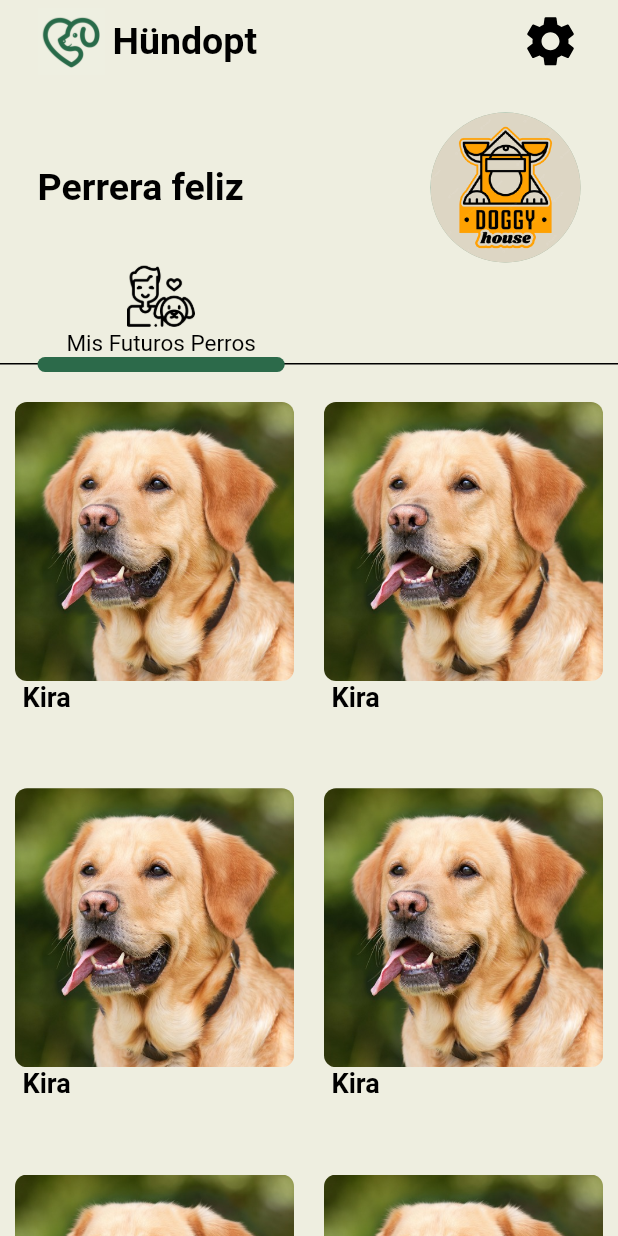
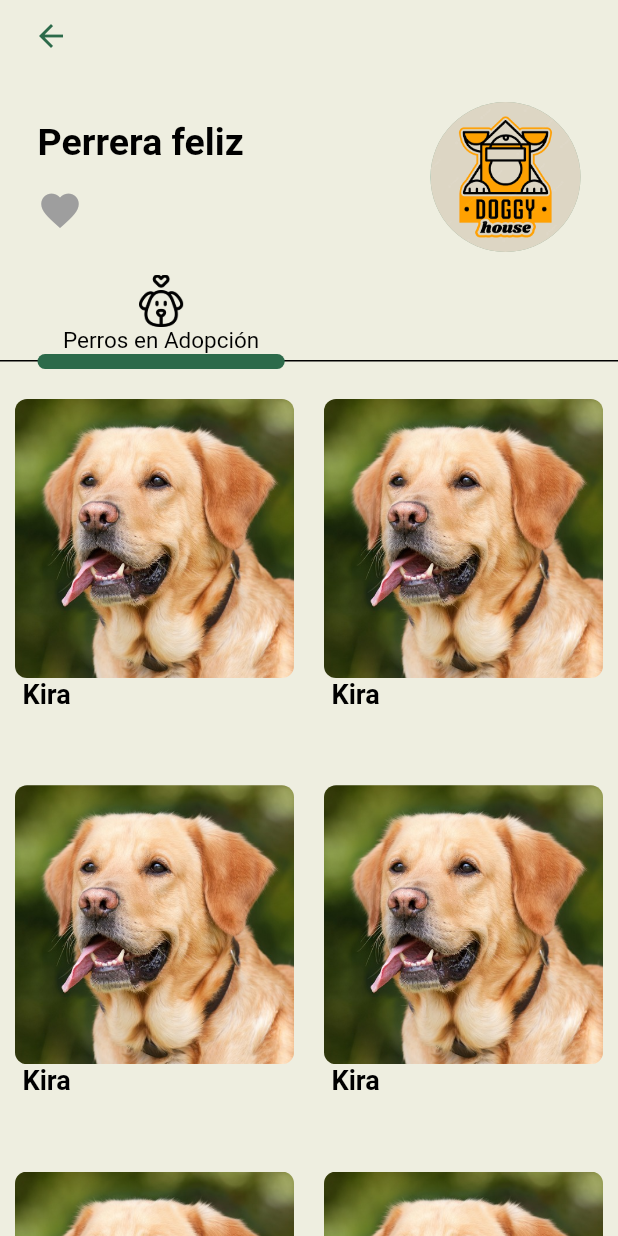
Before and after one commit to OscarCubeles/hundopt, a Flutter app: the ShelterProfileScreen screen opened by its route, on a phone screen of 412 x 824 dp. Run offline on Flutter 3.47's test engine with Material 2 defaults, Android fonts, the phone set to English and light mode, and no system bars; drawn by our look-alikes of like_button; our stand-ins replace flutter_easyloading, flutter_svg, get, getwidget, palette_generator, percent_indicator and 3 more; accounts and stored records are empty; network calls fail; Roboto replaces fonts that are missing (DM Sans).

Commit message:
feat(shelter profile): update

```diff
--- a/lib/modules/auth/auth_controller.dart
+++ b/lib/modules/auth/auth_controller.dart
@@ -236,7 +236,7 @@ class AuthController extends GetxController {
 
   // TODO: Make API Call Checks
   void login() {
-    Get.toNamed(Routes.HOME);
+    Get.toNamed(Routes.HOME, arguments: 0);
   }
 
   // TODO: Make API Checks
--- a/lib/modules/dog_info/dog_info_controller.dart
+++ b/lib/modules/dog_info/dog_info_controller.dart
@@ -27,6 +27,10 @@ class DogInfoController extends GetxController {
 
   void updateIndex(int index) {
     imageIndex.value = index;
+  }
+
+  void navigateToExplore(){
+    Get.toNamed(Routes.HOME, arguments: 0);
   }
 
   void addFeature(DogFeature dogFeature) {
--- a/lib/modules/dog_info/dog_info_screen.dart
+++ b/lib/modules/dog_info/dog_info_screen.dart
@@ -71,9 +71,7 @@ class DogInfoScreen extends GetView<DogInfoController> {
                 child: IconButton(
                   icon: Icon(Icons.arrow_back),
                   color: ColorConstants.background,
-                  onPressed: () {
-                    Navigator.of(context).pop();
-                  },
+                  onPressed: controller.navigateToExplore,
                 ),
               ),
               Positioned(
--- a/lib/modules/home/home_binding.dart
+++ b/lib/modules/home/home_binding.dart
@@ -2,6 +2,7 @@
 
 import 'package:hundopt/modules/home/home_controller.dart';
 import 'package:get/get.dart';
+import 'package:hundopt/modules/shelter_profile/shelter_profile.dart';
 import 'package:hundopt/modules/tabs/chat/chat_tab_controller.dart';
 import 'package:hundopt/modules/tabs/explore/explore_tab_controller.dart';
 import 'package:hundopt/modules/tabs/favourite/favourite_tab_controller.dart';
@@ -15,5 +16,6 @@ class HomeBinding extends Bindings {
     Get.lazyPut(() => ProfileController());
     Get.lazyPut(() => FavouriteController());
     Get.lazyPut(() => ExploreController());
+    Get.lazyPut(() => ShelterProfileController());
   }
 }
--- a/lib/modules/individual_chat/individual_chat_controller.dart
+++ b/lib/modules/individual_chat/individual_chat_controller.dart
@@ -22,6 +22,10 @@ class IndividualChatController extends GetxController{
     );
   }
 
+  void navigateToChats(){ // TODO: Change this
+    Get.offNamed(Routes.HOME, arguments: 1);
+  }
+
   void navigateToShelter(){
     Get.toNamed(Routes.SHELTER_PROFILE);
     print("pressde");// TODO: We should pass the shelter here when pressed
--- a/lib/modules/settings/settings_controller.dart
+++ b/lib/modules/settings/settings_controller.dart
@@ -63,7 +63,7 @@ class SettingsController extends GetxController {
   }
 
   void navigateToHome() {
-    Get.toNamed(Routes.HOME, arguments: this);
+    Get.offNamed(Routes.HOME, arguments: 3);
   }
 
   void toPersonalityForm() {
--- a/lib/modules/shelter_profile/shelter_profile_controller.dart
+++ b/lib/modules/shelter_profile/shelter_profile_controller.dart
@@ -2,8 +2,9 @@ import 'package:get/get.dart';
 
 import '../../models/shelter.dart';
 
-class ShelterProfileController extends GetxController{
+class ShelterProfileController extends GetxController{ // TODO: Add the shelter to the tab screens
 
+  bool isBarLeft = true;
   Shelter shelter = Shelter(name: 'Perrera feliz', email: 'info@perrera.com', phone: '+34 665787221');
 
 
--- a/lib/modules/shelter_profile/shelter_profile_screen.dart
+++ b/lib/modules/shelter_profile/shelter_profile_screen.dart
@@ -2,24 +2,37 @@ import 'package:flutter/material.dart';
 import 'package:flutter/src/widgets/framework.dart';
 import 'package:get/get.dart';
 import 'package:hundopt/modules/shelter_profile/shelter_profile.dart';
+import 'package:like_button/like_button.dart';
 
 import '../../shared/constants/colors.dart';
 import '../../shared/widgets/app_bar.dart';
 import '../../shared/widgets/horizontal_bar.dart';
 
-class ShelterProfileScreen extends GetView<ShelterProfileController>{
+class ShelterProfileScreen extends GetView<ShelterProfileController> {
   const ShelterProfileScreen({super.key});
 
   @override
   Widget build(BuildContext context) {
     return Scaffold(
-      appBar: MainAppBar(
-          showSettings: true, onSettingsPressed: controller.onLikePressed),
-      body: Container(
+        body: SafeArea(
+          child: Container(
             color: ColorConstants.background,
             child: Column(
               crossAxisAlignment: CrossAxisAlignment.start,
               children: [
+                Padding(
+                  padding: EdgeInsets.fromLTRB(10, 0, 20, 0),
+                  child: Row(
+                    mainAxisAlignment: MainAxisAlignment.start,
+                    children: <Widget>[
+                      IconButton(
+                        icon: Icon(Icons.arrow_back),
+                        color: ColorConstants.appColor,
+                        onPressed: () => print("back pressed"),
+                      ),
+                    ],
+                  ),
+                ),
                 Padding(
                   padding: EdgeInsets.fromLTRB(25, 20, 25, 0),
                   child: Row(
@@ -30,6 +43,8 @@ class ShelterProfileScreen extends GetView<ShelterProfileController>{
                         children: [
                           Text(controller.shelter.name,
                               style: Theme.of(context).textTheme.headlineSmall),
+                          SizedBox(height: 16,),
+                          LikeButton()
                           /*Text(
                         controller.fullName,
                         style: Theme.of(context).textTheme.bodyMedium,
@@ -38,23 +53,23 @@ class ShelterProfileScreen extends GetView<ShelterProfileController>{
                       ),
                       CircleAvatar(
                         radius: 50,
-                    backgroundImage: AssetImage(
-                        'assets/images/perrera-test.png'),
+                        backgroundImage:
+                            AssetImage('assets/images/perrera-test.png'),
                       ),
                     ],
                   ),
                 ),
                 Container(
-              margin: EdgeInsets.fromLTRB(25, 0, 0, 0),
+                  margin: EdgeInsets.fromLTRB(25, 15, 0, 0),
                   width: MediaQuery.of(context).size.width * 0.4,
                   child: Column(
                     mainAxisAlignment: MainAxisAlignment.center,
                     children: [
-                  Image.asset("assets/images/boy.png", height: 45),
+                      Image.asset("assets/images/dog.png", height: 35),
                       Align(
                         alignment: Alignment.center,
                         child: Text(
-                      "Mis Futuros Perros",
+                          "Perros en Adopción",
                           style: Theme.of(context).textTheme.bodySmall,
                         ),
                       )
@@ -81,13 +96,19 @@ class ShelterProfileScreen extends GetView<ShelterProfileController>{
                                 crossAxisAlignment: CrossAxisAlignment.start,
                                 children: [
                                   SizedBox(
-                                width: MediaQuery.of(context).size.width, // set maximum
+                                    width: MediaQuery.of(context)
+                                        .size
+                                        .width, // set maximum
                                     child: ClipRRect(
                                       borderRadius: BorderRadius.circular(8.0),
                                       child: SizedBox.fromSize(
                                         child: AspectRatio(
-                                      child: Image.asset('assets/images/example_dog.jpg', fit: BoxFit.cover,  width: 84.0,
-                                        height: 84.0,),
+                                          child: Image.asset(
+                                            'assets/images/example_dog.jpg',
+                                            fit: BoxFit.cover,
+                                            width: 84.0,
+                                            height: 84.0,
+                                          ),
                                           aspectRatio: 1 / 1,
                                         ),
                                       ),
@@ -95,7 +116,12 @@ class ShelterProfileScreen extends GetView<ShelterProfileController>{
                                   ),
                                   Padding(
                                     padding: EdgeInsets.fromLTRB(5, 0, 0, 0),
-                                child: Text("Kira", style: Theme.of(context).textTheme.headlineMedium,),
+                                    child: Text(
+                                      "Kira",
+                                      style: Theme.of(context)
+                                          .textTheme
+                                          .headlineMedium,
+                                    ),
                                   )
                                 ],
                               )),
@@ -107,7 +133,6 @@ class ShelterProfileScreen extends GetView<ShelterProfileController>{
               ],
             ),
           ),
-    );
+        ));
   }
-
 }
--- a/lib/modules/tabs/explore/explore_tab_controller.dart
+++ b/lib/modules/tabs/explore/explore_tab_controller.dart
@@ -51,7 +51,7 @@ class ExploreController extends GetxController {
 
 
   void navigateToDogInfo(int index){
-    Get.toNamed(Routes.DOG_INFO, arguments: dogList[index]);
+    Get.offNamed(Routes.DOG_INFO, arguments: dogList[index]);
   }
 
 
--- a/lib/shared/widgets/scrollable_grid.dart
+++ b/lib/shared/widgets/scrollable_grid.dart
@@ -16,7 +16,9 @@ class ScrollableGrid extends StatelessWidget{
           crossAxisCount: 2,
           childAspectRatio: 0.8,
           children: List.generate(20, (index) {
-            return GridTile(
+            return GestureDetector(
+              onTap: () => print("Tile pressed $index"), // Add a function to move to the dog or shelter
+              child: GridTile(
                 child: Container(
                     margin: EdgeInsets.fromLTRB(5,20,5,0),
                     decoration: BoxDecoration(
@@ -49,6 +51,7 @@ class ScrollableGrid extends StatelessWidget{
                         )
                       ],
                     )),
+              )
             );
           }),
         ),
--- a/lib/shared/widgets/tab_bar.dart
+++ b/lib/shared/widgets/tab_bar.dart
@@ -9,17 +9,19 @@ class AppTabBar extends StatelessWidget {
   final List<Widget> screens;
   final Function(int)? onItemSelected;
   final Color currentItemColor;
+  final PersistentTabController controller;
 
   const AppTabBar(
       {super.key,
       required this.screens,
       required this.onItemSelected,
-      required this.currentItemColor});
+      required this.currentItemColor, required this.controller});
 
   @override
   Widget build(BuildContext context) {
     return Container(
         child: PersistentTabView(context,
+            controller: controller,
             screens: screens,
             confineInSafeArea: true,
             backgroundColor: ColorConstants.background,
```
Also changed, not shown: lib/modules/home/home_controller.dart (+8 -2 lines), lib/modules/home/home_screen.dart (+5 -6 lines), lib/modules/individual_chat/individual_chat_screen.dart (+10 -9 lines), lib/modules/tabs/explore/explore_tab_screen.dart (+0 -32 lines), assets/images/dog.png (added). Lines whose indentation alone changed are shown as unchanged.
